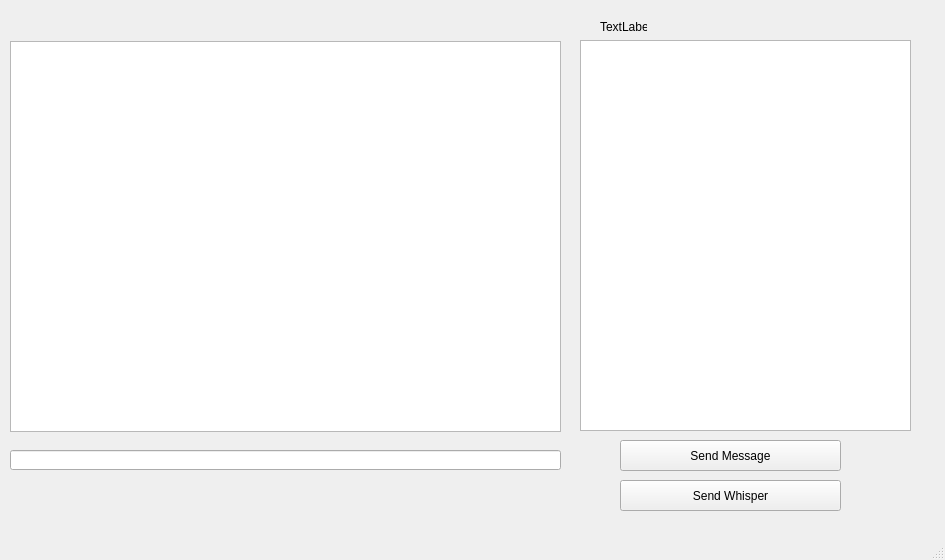
First picture: the form in mainwindow.ui, repository vladart4/Client-App, before the edit.
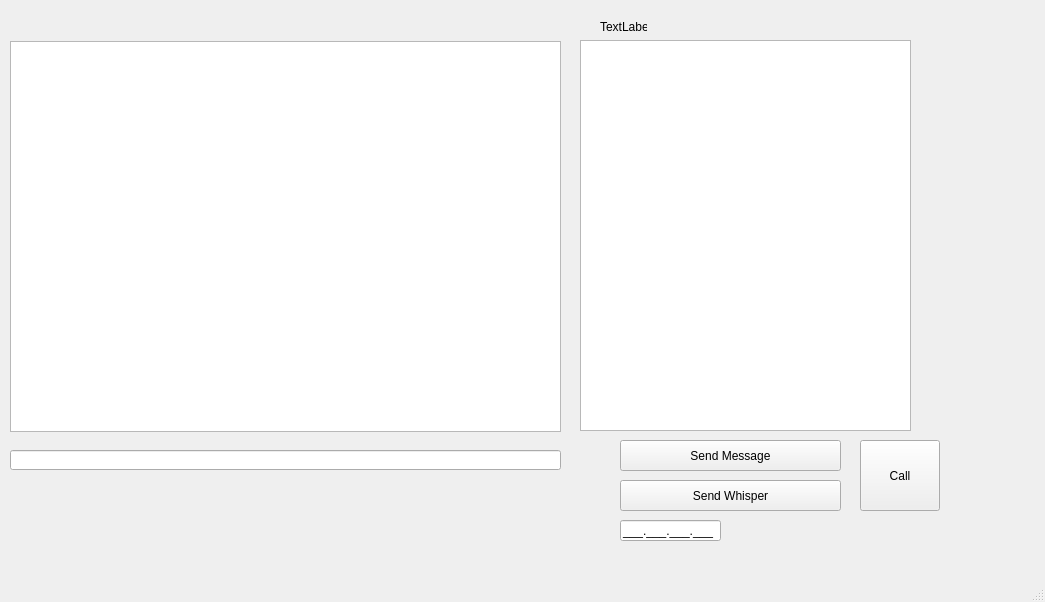
Second picture: the form after the edit.

```diff
--- a/mainwindow.ui
+++ b/mainwindow.ui
@@ -6,8 +6,8 @@
    <rect>
     <x>0</x>
     <y>0</y>
-    <width>945</width>
-    <height>560</height>
+    <width>1045</width>
+    <height>602</height>
    </rect>
   </property>
   <property name="windowTitle">
@@ -83,6 +83,32 @@
      </rect>
     </property>
    </widget>
+   <widget class="QPushButton" name="Call_Button">
+    <property name="geometry">
+     <rect>
+      <x>860</x>
+      <y>440</y>
+      <width>80</width>
+      <height>71</height>
+     </rect>
+    </property>
+    <property name="text">
+     <string>Call</string>
+    </property>
+   </widget>
+   <widget class="QLineEdit" name="lineEdit_2">
+    <property name="geometry">
+     <rect>
+      <x>620</x>
+      <y>520</y>
+      <width>101</width>
+      <height>21</height>
+     </rect>
+    </property>
+    <property name="inputMask">
+     <string>000.000.000.000;_</string>
+    </property>
+   </widget>
   </widget>
   <widget class="QMenuBar" name="menubar">
    <property name="geometry">
```
Left out of the diff: 4 changed lines with no effect on the pictures.
